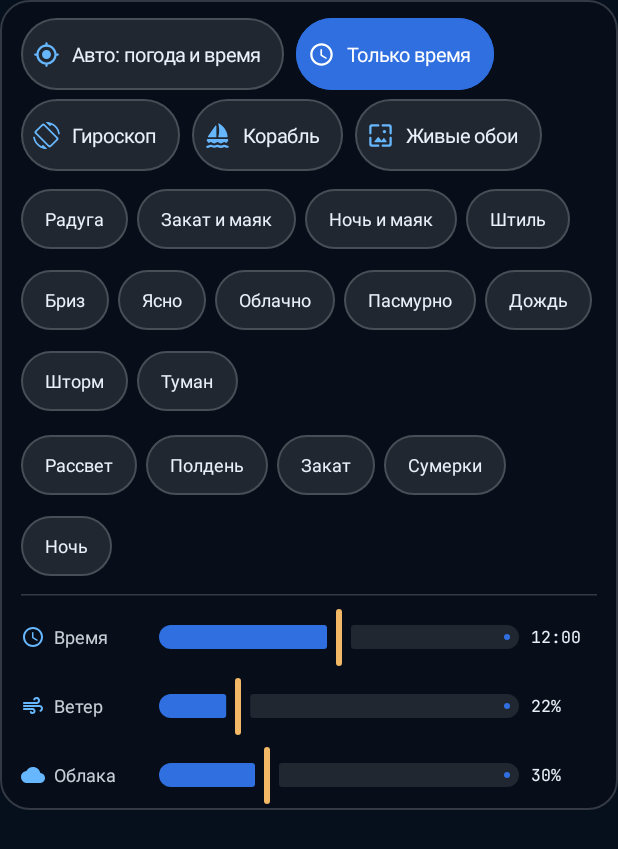
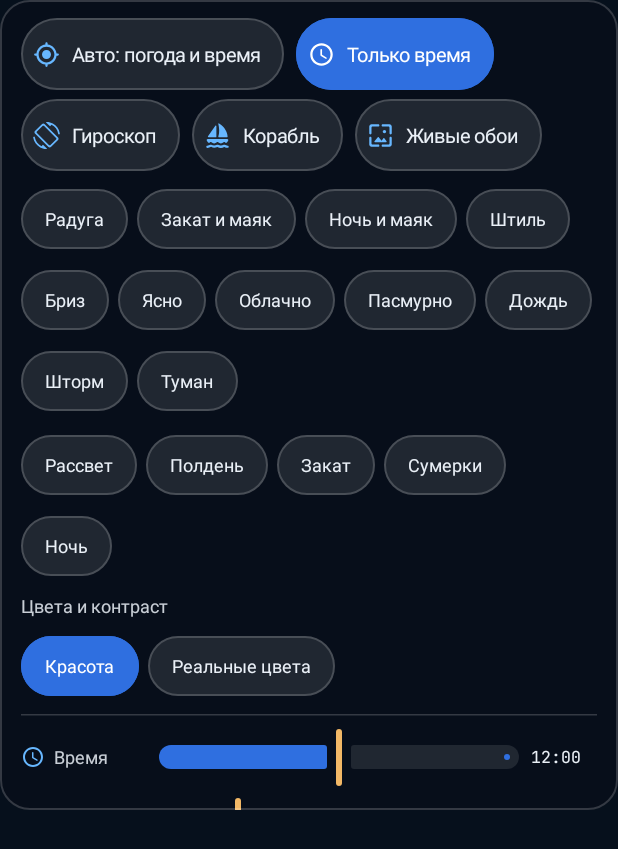
Before and after one commit to eliazmob-netizen/More, an Android app built with Jetpack Compose: the composable ControlsPanel shown on its own in the app's theme, on a phone screen of 412 x 824 dp. Shown: the top 849 px of the screen. Run offline under Robolectric (Android 15) with nearby library versions, the phone set to English and light mode, and no system bars.

Commit message:
feat: add weather integration and location resolution
- Extend OpenMeteo API to include temperature data
- Implement geocoding for city name resolution
- Add persistent storage fields for weather information
- Include camera view parameter calculation logic

```diff
--- a/app/src/main/java/com/example/data/OpenMeteoApi.kt
+++ b/app/src/main/java/com/example/data/OpenMeteoApi.kt
@@ -14,6 +14,7 @@ data class ForecastResponse(
 @JsonClass(generateAdapter = true)
 data class CurrentWeather(
     @Json(name = "weather_code") val weatherCode: Int = 0,
+    @Json(name = "temperature_2m") val temperature2m: Double? = null,
     @Json(name = "cloud_cover") val cloudCover: Double = 0.0,
     @Json(name = "cloud_cover_low") val cloudCoverLow: Double? = null,
     @Json(name = "cloud_cover_mid") val cloudCoverMid: Double? = null,
@@ -40,7 +41,7 @@ interface OpenMeteoForecastApi {
     suspend fun getCurrentWeather(
         @Query("latitude") latitude: Double,
         @Query("longitude") longitude: Double,
-        @Query("current") current: String = "weather_code,cloud_cover,cloud_cover_low,cloud_cover_mid,cloud_cover_high,wind_speed_10m,wind_direction_10m,precipitation",
+        @Query("current") current: String = "weather_code,temperature_2m,cloud_cover,cloud_cover_low,cloud_cover_mid,cloud_cover_high,wind_speed_10m,wind_direction_10m,precipitation",
         @Query("timezone") timezone: String = "auto",
         @Query("forecast_days") forecastDays: Int = 1,
     ): ForecastResponse
--- a/app/src/main/java/com/example/data/WeatherRepository.kt
+++ b/app/src/main/java/com/example/data/WeatherRepository.kt
@@ -22,6 +22,9 @@ data class WeatherSnapshot(
     val windDir: Double,
     val windSpeedKmh: Double,
     val cloudCoverPercent: Double,
+    val temperatureC: Double? = null,
+    val weatherCode: Int = 0,
+    val precipitationMm: Double = 0.0,
 )
 
 class WeatherRepository {
@@ -79,6 +82,9 @@ class WeatherRepository {
             windDir = (c.windDirection10m + 180.0) % 360.0,
             windSpeedKmh = c.windSpeed10m,
             cloudCoverPercent = c.cloudCover,
+            temperatureC = c.temperature2m,
+            weatherCode = w,
+            precipitationMm = c.precipitation,
         )
     }
 
--- a/app/src/main/java/com/example/simulation/SeaState.kt
+++ b/app/src/main/java/com/example/simulation/SeaState.kt
@@ -1,9 +1,14 @@
 package com.example.simulation
 
 enum class QualityMode(val scale: Float, val targetFps: Int) {
-    AUTO(0.6f, 30),
-    ECO(0.5f, 20),
-    MAX(1.0f, 30),
+    AUTO(0.6f, 45),
+    ECO(0.5f, 24),
+    MAX(1.0f, 60),
+}
+
+enum class ColorProfile {
+    REAL,
+    VIVID,
 }
 
 enum class WeatherPreset(
@@ -88,6 +93,13 @@ data class SeaState(
     val homeScreenIndex: Int = 1,
     val scrollSpanDeg: Double = 90.0,
     val scrollReverse: Boolean = false,
+    val colorProfile: ColorProfile = ColorProfile.VIVID,
+    val showWeatherHud: Boolean = true,
+    val weatherHudTopPct: Double = 0.14,
+    val cityName: String = "",
+    val temperatureC: Double? = null,
+    val weatherCode: Int = -1,
+    val precipitationMm: Double = 0.0,
     val yawG: Double = 0.0,
     val yawD: Double = 0.0,
     val pitG: Double = 0.0,
--- a/app/src/main/java/com/example/ui/ControlsPanel.kt
+++ b/app/src/main/java/com/example/ui/ControlsPanel.kt
@@ -35,9 +35,11 @@ import androidx.compose.material.icons.rounded.Search
 import androidx.compose.material.icons.rounded.Speed
 import androidx.compose.material.icons.rounded.SwapHoriz
 import androidx.compose.material.icons.rounded.TouchApp
+import androidx.compose.material.icons.rounded.VerticalAlignTop
 import androidx.compose.material.icons.rounded.ViewCarousel
 import androidx.compose.material.icons.rounded.Wallpaper
 import androidx.compose.material.icons.rounded.WaterDrop
+import androidx.compose.material.icons.rounded.WbSunny
 import androidx.compose.material3.Button
 import androidx.compose.material3.ButtonDefaults
 import androidx.compose.material3.FilterChip
@@ -67,6 +69,7 @@ import androidx.compose.ui.text.style.TextOverflow
 import androidx.compose.ui.unit.dp
 import com.example.R
 import com.example.simulation.AtmosphereMath
+import com.example.simulation.ColorProfile
 import com.example.simulation.LighthouseMode
 import com.example.simulation.QualityMode
 import com.example.simulation.TimePreset
@@ -118,6 +121,9 @@ fun ControlsPanel(
     onToggleScrollReverse: (Boolean) -> Unit,
     onPreviewScreen: (Int?) -> Unit,
     onSelectTimeOnlyMode: () -> Unit,
+    onSelectColorProfile: (ColorProfile) -> Unit,
+    onToggleWeatherHud: (Boolean) -> Unit,
+    onWeatherHudTopChanged: (Double) -> Unit,
     onCityQueryChanged: (String) -> Unit,
     onSearchCity: () -> Unit,
     onQualityChanged: (QualityMode) -> Unit,
@@ -242,6 +248,30 @@ fun ControlsPanel(
                 }
             }
 
+            // Color style: Красота vs Реальные цвета
+            Text(
+                text = stringResource(R.string.color_profile_title),
+                style = MaterialTheme.typography.labelMedium,
+                color = SeaFoamInk.copy(alpha = 0.85f),
+            )
+            FlowRow(
+                horizontalArrangement = Arrangement.spacedBy(6.dp),
+                verticalArrangement = Arrangement.spacedBy(6.dp),
+            ) {
+                PresetChip(
+                    label = stringResource(R.string.color_profile_vivid),
+                    selected = s.colorProfile == ColorProfile.VIVID,
+                    onClick = { onSelectColorProfile(ColorProfile.VIVID) },
+                    testTag = "color_profile_vivid",
+                )
+                PresetChip(
+                    label = stringResource(R.string.color_profile_real),
+                    selected = s.colorProfile == ColorProfile.REAL,
+                    onClick = { onSelectColorProfile(ColorProfile.REAL) },
+                    testTag = "color_profile_real",
+                )
+            }
+
             HorizontalDivider(color = GlassBorder)
 
             // Sliders
@@ -353,6 +383,71 @@ fun ControlsPanel(
                         modifier = Modifier.testTag("gyro_settings_switch"),
                     )
                 }
+            }
+
+            // Weather HUD overlay on wallpaper/screen
+            Surface(
+                onClick = { onToggleWeatherHud(!s.showWeatherHud) },
+                shape = RoundedCornerShape(14.dp),
+                color = if (s.showWeatherHud) OceanBlue.copy(alpha = 0.22f) else ChipBackground,
+                border = BorderStroke(
+                    1.dp,
+                    if (s.showWeatherHud) SkyCyan.copy(alpha = 0.6f) else GlassBorder,
+                ),
+                modifier = Modifier
+                    .fillMaxWidth()
+                    .testTag("weather_hud_settings_row"),
+            ) {
+                Row(
+                    modifier = Modifier
+                        .fillMaxWidth()
+                        .padding(horizontal = 12.dp, vertical = 8.dp),
+                    verticalAlignment = Alignment.CenterVertically,
+                    horizontalArrangement = Arrangement.spacedBy(10.dp),
+                ) {
+                    Icon(
+                        imageVector = Icons.Rounded.WbSunny,
+                        contentDescription = null,
+                        tint = if (s.showWeatherHud) SkyCyan else SeaFoamInk.copy(alpha = 0.8f),
+                        modifier = Modifier.size(20.dp),
+                    )
+                    Column(modifier = Modifier.weight(1f)) {
+                        Text(
+                            text = stringResource(R.string.label_weather_hud),
+                            style = MaterialTheme.typography.labelLarge,
+                            color = SeaFoamInk,
+                        )
+                        Text(
+                            text = stringResource(R.string.desc_weather_hud),
+                            style = MaterialTheme.typography.bodySmall,
+                            color = SeaFoamInk.copy(alpha = 0.7f),
+                        )
+                    }
+                    Switch(
+                        checked = s.showWeatherHud,
+                        onCheckedChange = onToggleWeatherHud,
+                        colors = SwitchDefaults.colors(
+                            checkedThumbColor = Color.White,
+                            checkedTrackColor = OceanBlue,
+                            uncheckedThumbColor = SeaFoamInk.copy(alpha = 0.8f),
+                            uncheckedTrackColor = ChipBackground,
+                            uncheckedBorderColor = GlassBorder,
+                        ),
+                        modifier = Modifier.testTag("weather_hud_switch"),
+                    )
+                }
+            }
+
+            if (s.showWeatherHud) {
+                SeaSliderRow(
+                    label = stringResource(R.string.label_weather_hud_top),
+                    icon = Icons.Rounded.VerticalAlignTop,
+                    value = s.weatherHudTopPct.toFloat(),
+                    valueRange = 0.02f..0.55f,
+                    trailingText = "${(s.weatherHudTopPct * 100).roundToInt()}%",
+                    onValueChange = { onWeatherHudTopChanged(it.toDouble()) },
+                    testTag = "slider_weather_hud_top",
+                )
             }
 
             // Scene object & time mode toggles
--- a/app/src/main/res/values/strings.xml
+++ b/app/src/main/res/values/strings.xml
@@ -38,6 +38,12 @@
     <string name="label_preview_screen">4. Проверить кадр на каждом экране</string>
     <string name="scroll_dir_right">Сдвиг: вправо</string>
     <string name="scroll_dir_left">Сдвиг: влево</string>
+    <string name="color_profile_title">Цвета и контраст</string>
+    <string name="color_profile_vivid">Красота</string>
+    <string name="color_profile_real">Реальные цвета</string>
+    <string name="label_weather_hud">Погода на обоях</string>
+    <string name="desc_weather_hud">Город, температура, время суток и осадки</string>
+    <string name="label_weather_hud_top">Высота инфо</string>
     <string name="toggle_ship">Корабль</string>
     <string name="toggle_birds">Чайки</string>
     <string name="toggle_drops">Капли на экране</string>
```
Also changed, not shown: app/src/main/java/com/example/data/LocationHelper.kt (+35 -0 lines), app/src/main/java/com/example/data/PreferencesRepository.kt (+36 -0 lines), app/src/main/java/com/example/simulation/AtmosphereMath.kt (+35 -0 lines), app/src/main/java/com/example/simulation/SeaRenderer.kt (+46 -11 lines), app/src/main/java/com/example/simulation/SeaShaders.kt (+34 -7 lines), app/src/main/java/com/example/simulation/WeatherHudRenderer.kt (added, +183 -0 lines), app/src/main/java/com/example/ui/SeaScreen.kt (+9 -0 lines), app/src/main/java/com/example/ui/SeaViewModel.kt (+51 -1 lines), app/src/main/java/com/example/wallpaper/SeaWallpaperService.kt (+74 -12 lines).
